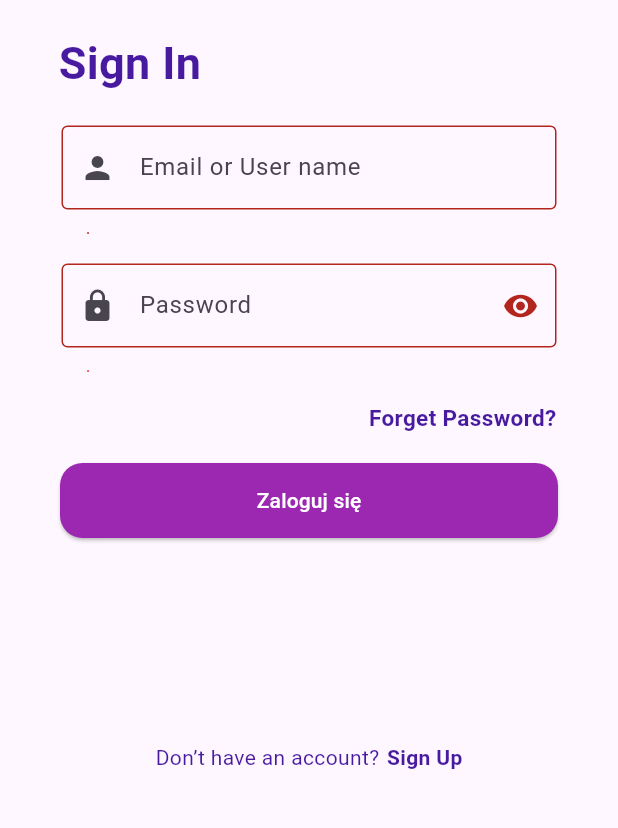
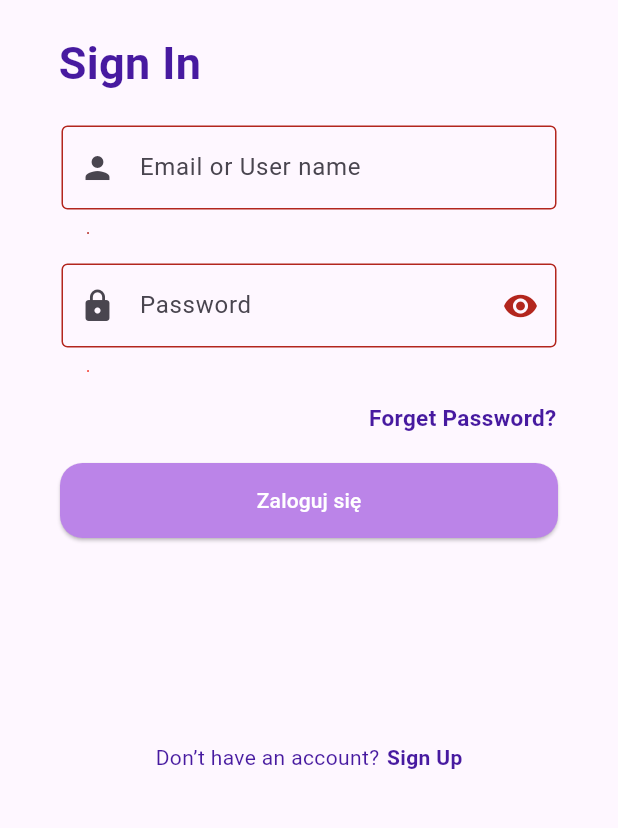
Before and after one commit to dsw55357/flutter, a Flutter app: the screen it shows after launch, on a phone screen of 412 x 824 dp, the part 371-1199 px from its top. Run offline on Flutter 3.47's test engine with Material 3 defaults, Android fonts, the phone set to English and light mode, and no system bars; our stand-ins replace shared_preferences.

Commit message:
next color added to MyColors

```diff
--- a/cba2_55357/lib/utils/my_colors.dart
+++ b/cba2_55357/lib/utils/my_colors.dart
@@ -4,6 +4,7 @@ class MyColors {
   static final blackColor = HexColor('#0E0E0E'); //('#0E0E0E');
   static final whiteColor = HexColor('#FFFFFF');
   static final purleColor = HexColor('#471AA0');
+  static final purle2Color = HexColor('#BB84E8');
 }
 
 class HexColor extends Color {
--- a/cba2_55357/lib/view/login/login_view.dart
+++ b/cba2_55357/lib/view/login/login_view.dart
@@ -278,7 +278,7 @@ class _LoginViewState extends State<LoginView> {
                 */
                 LoginButton(
                   text: 'Zaloguj się',
-                  onPressed: _validateOnSubmit,
+                  onPressed: _validateOnSubmit, backgroundColor: MyColors.purle2Color
                 ),
 
                 Spacer(),
```
